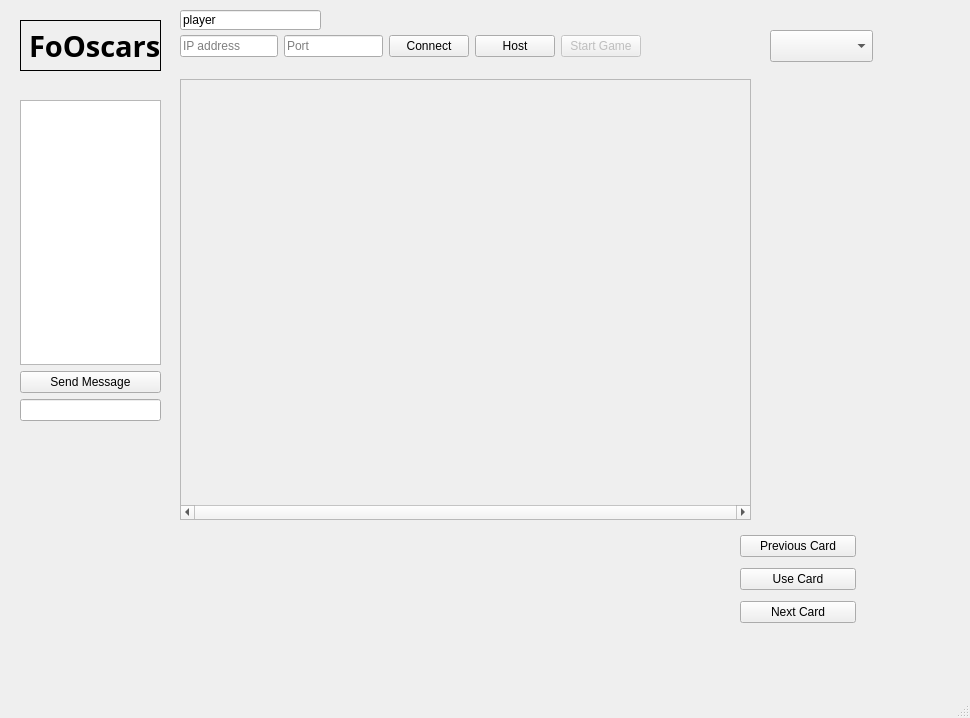
Above: foOscars/mainwindow.ui from J-Sandhu/OscarsCardGame before the change. Below: the same form after it.
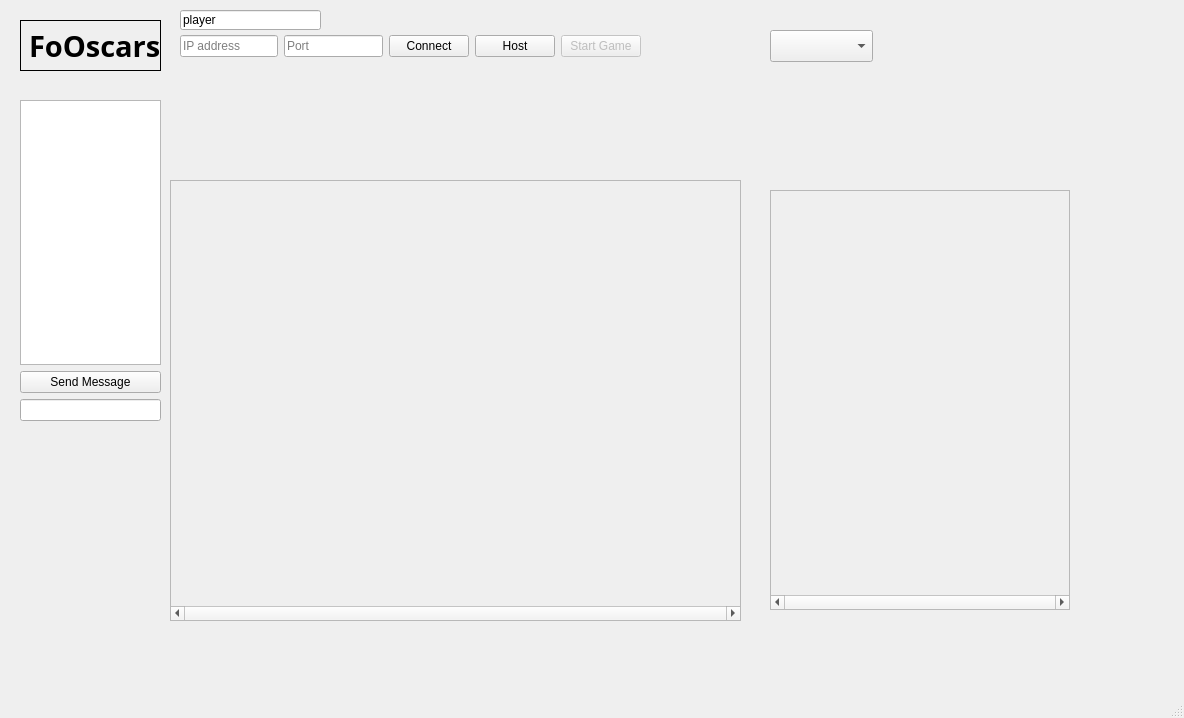
That is the form after the change.

Commit message:
Added hands to the view and fixed emma stone again
IDK what her deal is lol

```diff
--- a/foOscars/mainwindow.ui
+++ b/foOscars/mainwindow.ui
@@ -6,7 +6,7 @@
    <rect>
     <x>0</x>
     <y>0</y>
-    <width>970</width>
+    <width>1184</width>
     <height>718</height>
    </rect>
   </property>
@@ -14,119 +14,6 @@
    <string>MainWindow</string>
   </property>
   <widget class="QWidget" name="centralwidget">
-   <widget class="QWidget" name="horizontalLayoutWidget">
-    <property name="geometry">
-     <rect>
-      <x>260</x>
-      <y>520</y>
-      <width>461</width>
-      <height>142</height>
-     </rect>
-    </property>
-    <layout class="QHBoxLayout" name="hand">
-     <property name="spacing">
-      <number>0</number>
-     </property>
-     <item>
-      <widget class="QLabel" name="ACardLabel1">
-       <property name="minimumSize">
-        <size>
-         <width>50</width>
-         <height>70</height>
-        </size>
-       </property>
-       <property name="maximumSize">
-        <size>
-         <width>50</width>
-         <height>70</height>
-        </size>
-       </property>
-       <property name="text">
-        <string/>
-       </property>
-      </widget>
-     </item>
-     <item>
-      <widget class="QLabel" name="ACardLabel2">
-       <property name="minimumSize">
-        <size>
-         <width>50</width>
-         <height>70</height>
-        </size>
-       </property>
-       <property name="maximumSize">
-        <size>
-         <width>50</width>
-         <height>70</height>
-        </size>
-       </property>
-       <property name="text">
-        <string/>
-       </property>
-      </widget>
-     </item>
-     <item>
-      <widget class="QLabel" name="SelectedACardLabel">
-       <property name="enabled">
-        <bool>true</bool>
-       </property>
-       <property name="minimumSize">
-        <size>
-         <width>100</width>
-         <height>140</height>
-        </size>
-       </property>
-       <property name="maximumSize">
-        <size>
-         <width>100</width>
-         <height>100</height>
-        </size>
-       </property>
-       <property name="text">
-        <string/>
-       </property>
-      </widget>
-     </item>
-     <item>
-      <widget class="QLabel" name="ACardLabel4">
-       <property name="minimumSize">
-        <size>
-         <width>50</width>
-         <height>70</height>
-        </size>
-       </property>
-       <property name="maximumSize">
-        <size>
-         <width>50</width>
-         <height>70</height>
-        </size>
-       </property>
-       <property name="text">
-        <string/>
-       </property>
-      </widget>
-     </item>
-     <item>
-      <widget class="QLabel" name="ACardLabel5">
-       <property name="minimumSize">
-        <size>
-         <width>50</width>
-         <height>70</height>
-        </size>
-       </property>
-       <property name="maximumSize">
-        <size>
-         <width>50</width>
-         <height>70</height>
-        </size>
-       </property>
-       <property name="text">
-        <string/>
-       </property>
-      </widget>
-     </item>
-    </layout>
-   </widget>
    <widget class="QWidget" name="horizontalLayoutWidget_2">
     <property name="geometry">
      <rect>
@@ -234,39 +121,6 @@
      </item>
     </layout>
    </widget>
-   <widget class="QWidget" name="verticalLayoutWidget_2">
-    <property name="geometry">
-     <rect>
-      <x>740</x>
-      <y>530</y>
-      <width>116</width>
-      <height>100</height>
-     </rect>
-    </property>
-    <layout class="QVBoxLayout" name="verticalLayout">
-     <item>
-      <widget class="QPushButton" name="previousFrameButton">
-       <property name="text">
-        <string>Previous Card</string>
-       </property>
-      </widget>
-     </item>
-     <item>
-      <widget class="QPushButton" name="newFrameButton">
-       <property name="text">
-        <string>Use Card</string>
-       </property>
-      </widget>
-     </item>
-     <item>
-      <widget class="QPushButton" name="nextFrameButton">
-       <property name="text">
-        <string>Next Card</string>
-       </property>
-      </widget>
-     </item>
-    </layout>
-   </widget>
    <widget class="QLineEdit" name="playerNameLine">
     <property name="geometry">
      <rect>
@@ -293,8 +147,8 @@
    <widget class="QScrollArea" name="tableauScrollArea">
     <property name="geometry">
      <rect>
-      <x>180</x>
-      <y>79</y>
+      <x>170</x>
+      <y>180</y>
       <width>571</width>
       <height>441</height>
      </rect>
@@ -317,7 +171,7 @@
        <x>0</x>
        <y>0</y>
        <width>569</width>
-       <height>429</height>
+       <height>423</height>
       </rect>
      </property>
      <property name="sizePolicy">
@@ -328,6 +182,56 @@
      </property>
     </widget>
    </widget>
+   <widget class="QLabel" name="nomineeCountLabel">
+    <property name="enabled">
+     <bool>false</bool>
+    </property>
+    <property name="geometry">
+     <rect>
+      <x>340</x>
+      <y>130</y>
+      <width>261</width>
+      <height>31</height>
+     </rect>
+    </property>
+    <property name="font">
+     <font>
+      <pointsize>24</pointsize>
+     </font>
+    </property>
+    <property name="text">
+     <string/>
+    </property>
+   </widget>
+   <widget class="QScrollArea" name="handScrollArea">
+    <property name="geometry">
+     <rect>
+      <x>770</x>
+      <y>190</y>
+      <width>300</width>
+      <height>420</height>
+     </rect>
+    </property>
+    <property name="verticalScrollBarPolicy">
+     <enum>Qt::ScrollBarAlwaysOff</enum>
+    </property>
+    <property name="horizontalScrollBarPolicy">
+     <enum>Qt::ScrollBarAlwaysOn</enum>
+    </property>
+    <property name="widgetResizable">
+     <bool>true</bool>
+    </property>
+    <widget class="QWidget" name="scrollAreaWidgetContents">
+     <property name="geometry">
+      <rect>
+       <x>0</x>
+       <y>0</y>
+       <width>298</width>
+       <height>418</height>
+      </rect>
+     </property>
+    </widget>
+   </widget>
   </widget>
   <widget class="QMenuBar" name="menubar">
    <property name="geometry">
```
Left out of the diff: 4 changed lines with no effect on the pictures. The commit also changes 14 other files.
